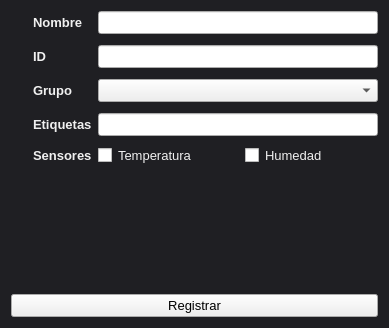
Before: the Qt Designer form ui/registro.ui in RiaJ16/liai_concrete, drawn with Qt 5.
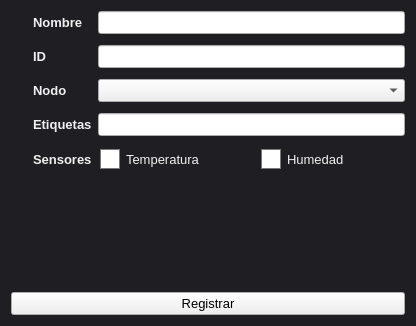
After: the same form once the commit is applied.

Commit message: Soporte para agregar nuevo nodo

```diff
--- a/ui/registro.ui
+++ b/ui/registro.ui
@@ -6,8 +6,8 @@
    <rect>
     <x>0</x>
     <y>0</y>
-    <width>389</width>
-    <height>328</height>
+    <width>416</width>
+    <height>326</height>
    </rect>
   </property>
   <property name="windowTitle">
@@ -30,10 +30,23 @@
 
 QCheckBox{
 	color: #F0F0F0;
+	padding: 2px;
 }
 
 QCheckBox::indicator {
-	color: black;
+    width: 18px;
+    height: 18px;
+    border: 1px solid #7a7a7a;
+    background: white;
+}
+
+QCheckBox::indicator:checked {
+    background: #4aa8ff;
+    border: 1px solid #4aa8ff;
+}
+
+QCheckBox::checked{
+	border: 1px solid #4aa8ff;
 }
 
 QTextBrowser{
@@ -141,7 +154,7 @@
        <item>
         <widget class="QLabel" name="lbl_grupo">
          <property name="text">
-          <string>Grupo</string>
+          <string>Nodo</string>
          </property>
         </widget>
        </item>
```
Left out of the diff: 6 changed lines with no effect on the pictures. The commit also changes 10 other files.
